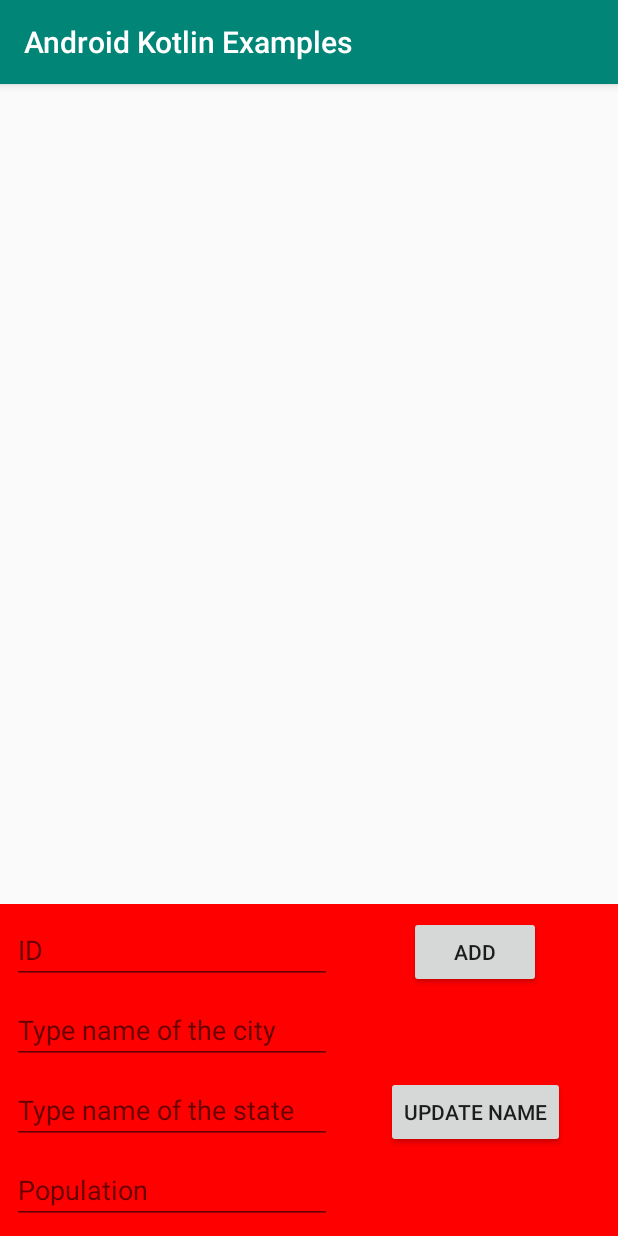
After one commit to ClarkStoro/Android-Kotlin-Examples, an Android app: the fragment FirebaseList shown on its own in the app's theme, on a phone screen of 412 x 824 dp. The commit adds this screen. Run offline under Robolectric (Android 15) with nearby library versions, the phone set to English and light mode, and no system bars; our stand-ins replace Firebase (no records; nobody signed in at launch, a user with empty details on screens opened directly).

Commit message:
Firebase List working

```diff
--- /dev/null
+++ b/app/src/main/java/com/clarkstoro/android_kotlin_examples/FirebaseList/Cities.kt
@@ -0,0 +1,5 @@
+package com.clarkstoro.android_kotlin_examples.FirebaseList
+
+class Cities (val data: List<City>)
+
+class City (val id: String, val name: String, val state: String, val population: Long)
--- /dev/null
+++ b/app/src/main/java/com/clarkstoro/android_kotlin_examples/FirebaseList/FirebaseList.kt
@@ -0,0 +1,146 @@
+package com.clarkstoro.android_kotlin_examples.FirebaseList
+
+import android.content.Context
+import android.net.Uri
+import android.os.Bundle
+import androidx.fragment.app.Fragment
+import android.view.LayoutInflater
+import android.view.View
+import android.view.ViewGroup
+import android.widget.EditText
+import androidx.recyclerview.widget.LinearLayoutManager
+import com.clarkstoro.android_kotlin_examples.R
+
+import kotlinx.android.synthetic.main.fragment_firebase_list.view.*
+import com.google.firebase.firestore.*
+
+
+class FirebaseList : Fragment() {
+
+
+    private var listener: OnFragmentInteractionListener? = null
+
+    override fun onCreate(savedInstanceState: Bundle?) {
+        super.onCreate(savedInstanceState)
+    }
+
+    fun getDataOnce(){
+        val db = FirebaseFirestore.getInstance()
+        val docRef = db.collection("cities")
+        docRef.get().addOnSuccessListener { documentSnapshot ->
+            val documents = documentSnapshot.documents //get all documents
+
+            //If you want to take all the fields in the documents you can use .toObject method as suggested on docs
+
+            //If you want to take some of the fields manually
+            val citiesList = mutableListOf<City>()
+            for(city in documents){
+                val id = city?.id.toString() //get document value
+                val cityName = city?.get("Name").toString()
+                val cityStateName = city?.get("State").toString()
+                val population = city?.get("Population")
+
+                val city = City(id, cityName, cityStateName, population as Long)
+                citiesList?.add(city)
+            }
+
+            val cities = Cities(citiesList!!)
+            val adapter = FirebaseListAdapter(cities, requireContext())
+
+            view?.recyclerFirebaseList?.setLayoutManager( LinearLayoutManager(context));
+            view?.recyclerFirebaseList?.adapter = adapter
+        }
+    }//end getDataOnce
+
+    fun getDataRealtime(firebaseOp : FirebaseOperations){
+        val db = FirebaseFirestore.getInstance()
+        val docRefRealtime = db.collection("cities")
+        docRefRealtime.addSnapshotListener(EventListener<QuerySnapshot> { snapshots, e ->
+
+            if (e != null) {
+                //Failed
+                return@EventListener
+            }
+
+            if (snapshots != null && !snapshots.isEmpty) {
+                for (dc in snapshots.getDocumentChanges()) {
+                    when (dc.getType()) {
+                        DocumentChange.Type.ADDED -> firebaseOp.cityAdded(dc.getDocument())
+                        DocumentChange.Type.MODIFIED -> firebaseOp.cityModified(dc.getDocument())
+                        DocumentChange.Type.REMOVED -> firebaseOp.cityRemoved(dc.getDocument())
+                    }
+                }
+            } else {
+                //Current data null
+            }
+        })
+    }//end getDataRealtime
+
+    override fun onCreateView(
+        inflater: LayoutInflater, container: ViewGroup?,
+        savedInstanceState: Bundle?
+    ): View? {
+        val v : View = inflater.inflate(R.layout.fragment_firebase_list, container, false)
+
+        val firebaseOp = FirebaseOperations(requireContext(), v)
+
+        //GET DATA ONCE
+        //getDataOnce()
+
+        //REALTIME RECYCLERVIEW UPDATES
+        getDataRealtime(firebaseOp)
+
+
+        //ADD A CITY
+        v.btnAdd.setOnClickListener{v ->
+            val edtID = activity?.findViewById(R.id.edtCityID) as EditText
+            val edtCityName = activity?.findViewById(R.id.edtCityName) as EditText
+            val edtStateName = activity?.findViewById(R.id.edtStateName) as EditText
+            val edtPopulation = activity?.findViewById(R.id.edtPopulation) as EditText
+            val cityID = edtID.text.toString()
+            val cityName = edtCityName.text.toString()
+            val stateName = edtStateName.text.toString()
+            val cityPopulation = edtPopulation.text.toString().toLongOrNull()
+
+            firebaseOp.addCity(cityID, cityName, stateName, cityPopulation)
+
+            edtID.setText("")
+            edtCityName.setText("")
+            edtStateName.setText("")
+            edtPopulation.setText("")
+        }
+
+        v.btnUpdateName.setOnClickListener{v ->
+            val edtID = activity?.findViewById(R.id.edtCityID) as EditText
+            val edtCityName = activity?.findViewById(R.id.edtCityName) as EditText
+            val edtStateName = activity?.findViewById(R.id.edtStateName) as EditText
+            val edtPopulation = activity?.findViewById(R.id.edtPopulation) as EditText
+            val cityID = edtID.text.toString()
+            val cityName = edtCityName.text.toString()
+            firebaseOp.updateCityName(cityID, cityName)
+
+            edtID.setText("")
+            edtCityName.setText("")
+            edtStateName.setText("")
+            edtPopulation.setText("")
+        }
+
+        return v
+    }
+
+    // TODO: Rename method, update argument and hook method into UI event
+    fun onButtonPressed(uri: Uri) {
+        listener?.onFragmentInteraction(uri)
+    }
+
+
+    override fun onDetach() {
+        super.onDetach()
+        listener = null
+    }
+
+    interface OnFragmentInteractionListener {
+        // TODO: Update argument type and name
+        fun onFragmentInteraction(uri: Uri)
+    }
+}
--- a/app/src/main/java/com/clarkstoro/android_kotlin_examples/MainActivity.kt
+++ b/app/src/main/java/com/clarkstoro/android_kotlin_examples/MainActivity.kt
@@ -10,6 +10,7 @@ import android.view.MenuItem
 import androidx.fragment.app.Fragment
 import com.clarkstoro.android_kotlin_examples.ArrayList.ArrayListFragment
 import com.clarkstoro.android_kotlin_examples.FirebaseData.FirebaseData
+import com.clarkstoro.android_kotlin_examples.FirebaseList.FirebaseList
 import kotlinx.android.synthetic.main.activity_main.*
 import kotlinx.android.synthetic.main.app_bar_main.*
 import com.clarkstoro.android_kotlin_examples.JSONArrayList.JSONArrayListFragment
@@ -122,6 +123,9 @@ class MainActivity : AppCompatActivity(), NavigationView.OnNavigationItemSelecte
                 FirebaseApp.initializeApp(this)
                 selectFragment(FirebaseData())
             }
+            R.id.nav_firebaseList ->{
+                   selectFragment(FirebaseList())
+            }
 
             else ->{
                 null
--- /dev/null
+++ b/app/src/main/res/layout/fragment_firebase_list.xml
@@ -0,0 +1,73 @@
+<?xml version="1.0" encoding="utf-8"?>
+
+<androidx.constraintlayout.widget.ConstraintLayout
+        xmlns:android="http://schemas.android.com/apk/res/android"
+        xmlns:app="http://schemas.android.com/apk/res-auto" xmlns:tools="http://schemas.android.com/tools" android:layout_width="match_parent"
+        android:layout_height="match_parent">
+
+    <androidx.recyclerview.widget.RecyclerView
+            android:layout_width="match_parent"
+            android:layout_height="0dp"
+            app:layout_constraintBottom_toTopOf="@+id/constraintLayout3"
+            app:layout_constraintTop_toTopOf="parent" app:layout_constraintEnd_toEndOf="parent"
+            app:layout_constraintStart_toStartOf="parent" android:id="@+id/recyclerFirebaseList"/>
+    <androidx.constraintlayout.widget.ConstraintLayout
+            android:layout_width="match_parent"
+            android:layout_height="wrap_content" android:id="@+id/constraintLayout3"
+            app:layout_constraintBottom_toBottomOf="parent" app:layout_constraintStart_toStartOf="parent"
+            app:layout_constraintEnd_toEndOf="parent" android:background="#ff0000">
+
+        <Button
+                android:text="ADD"
+                android:layout_width="wrap_content"
+                android:layout_height="wrap_content"
+                android:id="@+id/btnAdd" android:layout_marginTop="8dp"
+                app:layout_constraintTop_toTopOf="parent" app:layout_constraintEnd_toEndOf="parent"
+                android:layout_marginEnd="8dp"
+                app:layout_constraintStart_toEndOf="@+id/edtCityName" android:layout_marginStart="8dp"/>
+        <Button
+                android:text="UPDATE NAME"
+                android:layout_width="wrap_content"
+                android:layout_height="wrap_content"
+                android:id="@+id/btnUpdateName" android:layout_marginTop="8dp"
+                app:layout_constraintTop_toBottomOf="@+id/btnAdd" android:layout_marginBottom="8dp"
+                app:layout_constraintBottom_toBottomOf="parent" app:layout_constraintEnd_toEndOf="parent"
+                android:layout_marginEnd="8dp"
+                app:layout_constraintStart_toEndOf="@+id/edtStateName" android:layout_marginStart="8dp"/>
+        <EditText
+                android:layout_width="wrap_content"
+                android:layout_height="wrap_content"
+                android:inputType="textPersonName"
+                android:ems="10"
+                android:id="@+id/edtCityID" android:hint="ID" android:textSize="18sp" android:layout_marginTop="8dp"
+                app:layout_constraintTop_toTopOf="parent" android:layout_marginStart="8dp"
+                app:layout_constraintStart_toStartOf="parent"/>
+        <EditText
+                android:layout_width="wrap_content"
+                android:layout_height="wrap_content"
+                android:inputType="textPersonName"
+                android:ems="10"
+                android:id="@+id/edtCityName" android:hint="Type name of the city"
+                android:layout_marginStart="8dp"
+                app:layout_constraintStart_toStartOf="parent"
+                android:layout_marginTop="8dp" app:layout_constraintTop_toBottomOf="@+id/edtCityID"/>
+        <EditText
+                android:layout_width="wrap_content"
+                android:layout_height="wrap_content"
+                android:ems="10"
+                android:id="@+id/edtPopulation"
+                android:hint="Population" android:inputType="number"
+                android:layout_marginTop="8dp" app:layout_constraintTop_toBottomOf="@+id/edtStateName"
+                android:layout_marginStart="8dp" app:layout_constraintStart_toStartOf="parent"
+                android:layout_marginBottom="8dp" app:layout_constraintBottom_toBottomOf="parent"/>
+        <EditText
+                android:layout_width="wrap_content"
+                android:layout_height="wrap_content"
+                android:inputType="textPersonName"
+                android:ems="10"
+                android:id="@+id/edtStateName"
+                android:hint="Type name of the state" android:layout_marginTop="8dp"
+                app:layout_constraintTop_toBottomOf="@+id/edtCityName" app:layout_constraintStart_toStartOf="parent"
+                android:layout_marginStart="8dp"/>
+    </androidx.constraintlayout.widget.ConstraintLayout>
+</androidx.constraintlayout.widget.ConstraintLayout>
--- a/app/src/main/res/menu/activity_main_drawer.xml
+++ b/app/src/main/res/menu/activity_main_drawer.xml
@@ -24,6 +24,10 @@
                 android:id="@+id/nav_firebaseData"
                 android:icon="@drawable/ic_menu_manage"
                 android:title="Firebase Data"/>
+        <item
+                android:id="@+id/nav_firebaseList"
+                android:icon="@drawable/ic_menu_manage"
+                android:title="Firebase List"/>
     </group>
 
     <item android:title="Communicate">
```
Also changed, not shown: app/src/main/java/com/clarkstoro/android_kotlin_examples/FirebaseList/FirebaseListAdapter.kt (added, +70 -0 lines), app/src/main/java/com/clarkstoro/android_kotlin_examples/FirebaseList/FirebaseOperations.kt (added, +115 -0 lines), app/src/main/res/layout/cities_firebase_list_item.xml (added, +32 -0 lines), app/build.gradle (line endings or trailing spaces).
